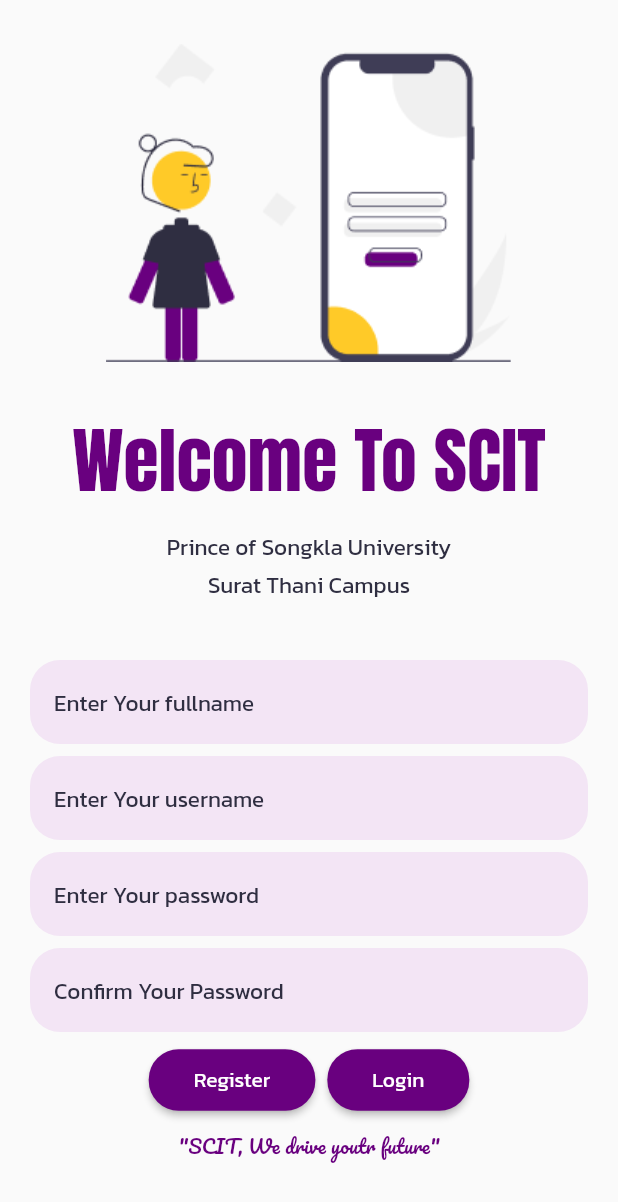
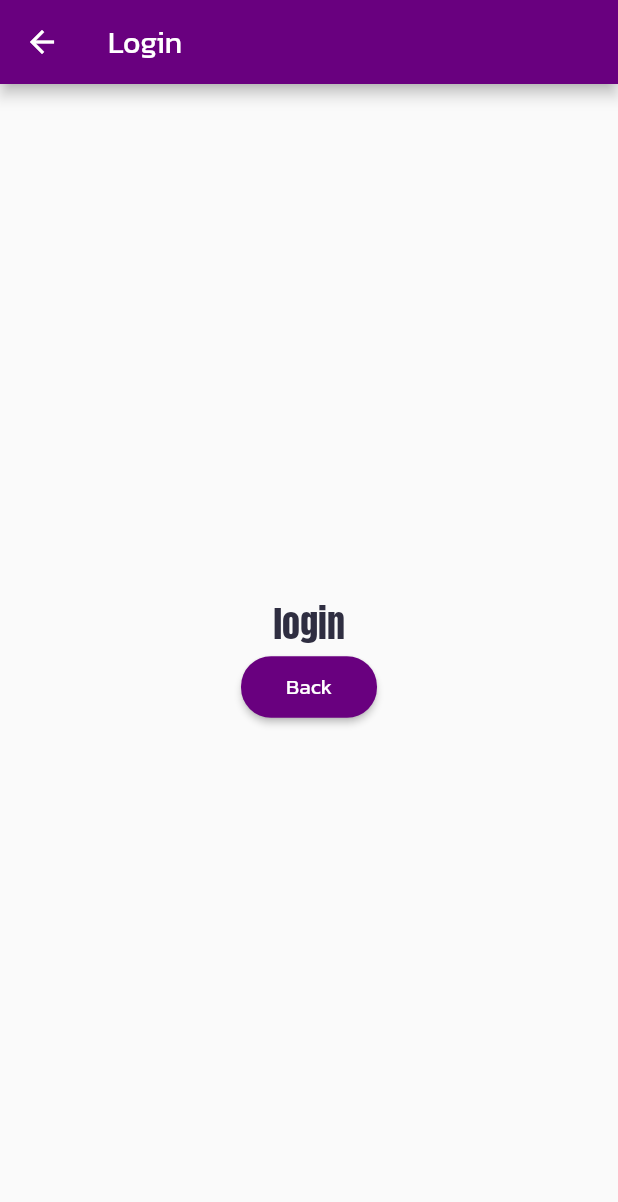
Before and after one commit to wittawat8102/flutter_form, a Flutter app: the screen it shows after launch, after a tap on "Login", on a phone screen of 412 x 824 dp. Shown: the top 1202 px of the screen. Run offline on Flutter 3.47's test engine with Material 2 defaults, Android fonts, the phone set to English and light mode, and no system bars.

```diff
--- a/lib/main.dart
+++ b/lib/main.dart
@@ -16,7 +16,7 @@ class MyApp extends StatelessWidget {
     return  MaterialApp(
       debugShowCheckedModeBanner: false,
       theme: scitTheme(),
-      home: Register(),
+      home: Hello(),
     );
   }
 }
--- a/lib/pages/hello.dart
+++ b/lib/pages/hello.dart
@@ -1,9 +1,30 @@
+import 'dart:async';
+
 import 'package:flutter/material.dart';
+import 'package:theme/pages/register.dart';
 
 
-class Hello extends StatelessWidget {
+
+class Hello extends StatefulWidget {
   const Hello({super.key});
 
+  @override
+  State<Hello> createState() => _HelloState();
+}
+
+class _HelloState extends State<Hello> {
+  @override
+  void initState() {
+    // TODO: implement initState
+    super.initState();
+    Timer(
+      const Duration(seconds: 3),
+      () => Navigator.push(
+        context,
+        MaterialPageRoute(builder: (context) => const Register(),
+        ),),
+      );
+  }
   @override
   Widget build(BuildContext context) {
     return Scaffold(
--- /dev/null
+++ b/lib/pages/login.dart
@@ -0,0 +1,31 @@
+import 'package:flutter/material.dart';
+
+class Login extends StatefulWidget {
+  const Login({super.key});
+
+  @override
+  State<Login> createState() => _LoginState();
+}
+
+class _LoginState extends State<Login> {
+  @override
+  Widget build(BuildContext context) {
+    return Scaffold(
+      appBar: AppBar(
+        title: Text('Login'),
+      ),
+      body: Center(
+        child: Column(
+          mainAxisSize: MainAxisSize.min,
+          children: [
+            Text('login', style: Theme.of(context).textTheme.headlineSmall,),
+            ElevatedButton(
+              onPressed: (){
+                Navigator.pop(context);
+              },
+              child: Text('Back'),),
+          ]),
+      ),
+    );
+  }
+}
--- a/lib/pages/register.dart
+++ b/lib/pages/register.dart
@@ -1,5 +1,7 @@
 import 'package:flutter/material.dart';
 import 'package:theme/color.dart';
+import 'package:theme/pages/login.dart';
+import 'package:theme/pages/login.dart';
 
 class Register extends StatefulWidget {
   const Register({super.key});
@@ -96,7 +98,14 @@ class _RegisterState extends State<Register> {
                         child: const Text('Register'),
                       ),
                       ElevatedButton(
-                        onPressed: () {},
+                        onPressed: () {
+                          Navigator.push(
+                            context,
+                            MaterialPageRoute(
+                              builder: (context) => const Login(),
+                            ),
+                          );
+                        },
                         child: const Text('Login'),
                       )
                     ],
```
